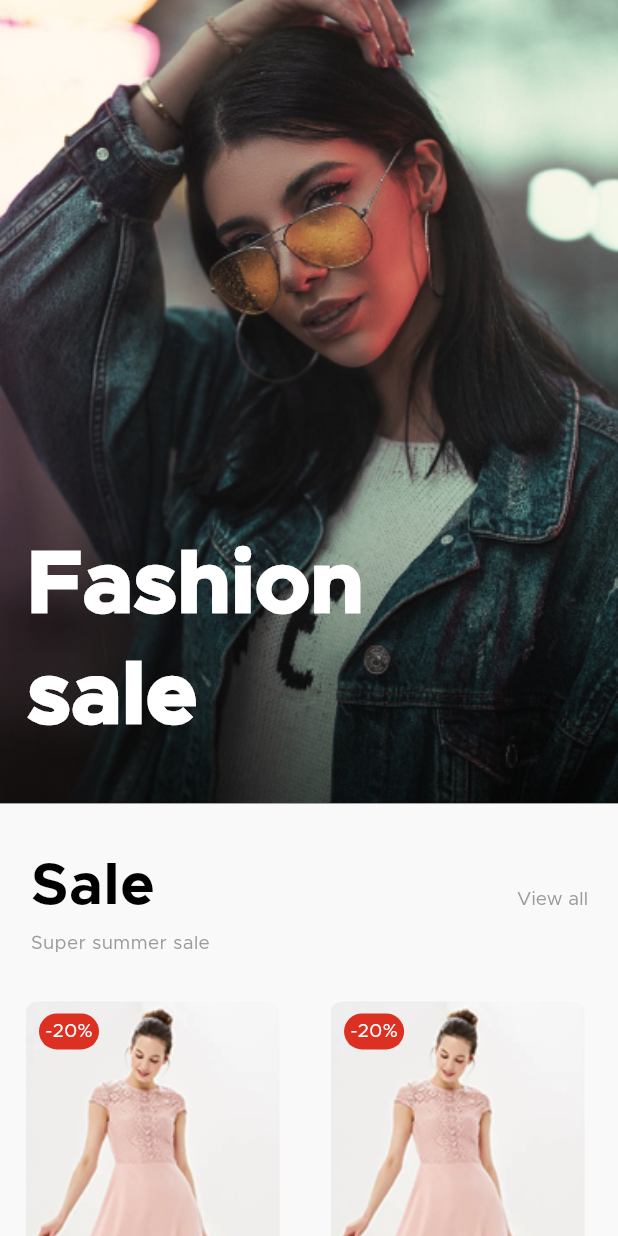
After one commit to abdelazizh17/E-Commerce-App, a Flutter app: the HomeView screen opened by its route, on a phone screen of 412 x 824 dp. The commit adds this screen. Run offline on Flutter 3.47's test engine with Material 3 defaults, Android fonts, the light colour scheme and no system bars; our stand-ins replace bloc, cloud_firestore, firebase_auth, firebase_core, flutter_bloc, flutter_screenutil and 4 more; missing offline and left inert: flutter_facebook_auth; accounts and stored records are empty.

Commit message:
- add custom divider to profile footer section - add product image container - add sale & new product card - add custom new & sale product card list view - add custom home app bar to home view body

```diff
--- a/lib/core/utils/app_assets.dart
+++ b/lib/core/utils/app_assets.dart
@@ -1,6 +1,10 @@
 // ignore_for_file: prefer_single_quotes
 class Assets {
   Assets._();
+
+  /// Assets for imagesBigBanner
+  /// assets/images/BigBanner.png
+  static const String imagesBigBanner = "assets/images/BigBanner.png";
 
   /// Assets for imagesFacebook
   /// assets/images/facebook.svg
@@ -13,4 +17,8 @@ class Assets {
   /// Assets for imagesProf1
   /// assets/images/prof1.jpg
   static const String imagesProf1 = "assets/images/prof1.jpg";
+
+  /// Assets for imagesTestsale
+  /// assets/images/testsale.png
+  static const String imagesTestsale = "assets/images/testsale.png";
 }
--- a/lib/feature/home/presentation/views/home_view.dart
+++ b/lib/feature/home/presentation/views/home_view.dart
@@ -1,13 +1,12 @@
+import 'package:e_commerce/feature/home/presentation/views/widgets/home_view_body.dart';
 import 'package:flutter/material.dart';
-import 'package:flutter/widgets.dart';
-
 class HomeView extends StatelessWidget {
   const HomeView({super.key});
 
   @override
   Widget build(BuildContext context) {
     return Scaffold(
-      body: Center(child: Text('Home'),),
+      body: HomeViewBody(),
     );
   }
 }
--- /dev/null
+++ b/lib/feature/home/presentation/views/widgets/custom_sale_product_card_list_view.dart
@@ -0,0 +1,21 @@
+import 'package:e_commerce/feature/home/presentation/views/widgets/sale_product_card.dart';
+import 'package:flutter/widgets.dart';
+
+class CustomSaleProductCardListView extends StatelessWidget {
+  const CustomSaleProductCardListView({super.key});
+
+  @override
+  Widget build(BuildContext context) {
+    return SizedBox(
+      height: MediaQuery.of(context).size.height * 0.43,
+      child: ListView.builder(
+        scrollDirection: Axis.horizontal,
+        itemCount: 10,
+        itemBuilder: (context, index) => Padding(
+          padding: const EdgeInsets.only(left: 17, right: 17, top: 22),
+          child: SaleProductCard(),
+        ),
+      ),
+    );
+  }
+}
--- /dev/null
+++ b/lib/feature/home/presentation/views/widgets/header_tile.dart
@@ -0,0 +1,30 @@
+import 'package:e_commerce/core/utils/app_styles.dart';
+import 'package:flutter/material.dart';
+import 'package:flutter_screenutil/flutter_screenutil.dart';
+
+class HeaderTile extends StatelessWidget {
+  const HeaderTile({super.key, required this.title, required this.subtitle, this.onPressed});
+  final String title, subtitle;
+  final void Function()? onPressed;
+  @override
+  Widget build(BuildContext context) {
+    return ListTile(
+      contentPadding: EdgeInsets.only(left: 18.sp, right: 8),
+      title: Text(
+        title,
+        style: AppStyles.styleBold34(context),
+      ),
+      subtitle: Text(
+        subtitle,
+        style: AppStyles.styleRegularGrey11(),
+      ),
+      trailing: TextButton(
+        onPressed: onPressed,
+        child: Text(
+          'View all',
+          style: AppStyles.styleRegularGrey11(),
+        ),
+      ),
+    );
+  }
+}
--- /dev/null
+++ b/lib/feature/home/presentation/views/widgets/home_view_body.dart
@@ -0,0 +1,41 @@
+import 'package:e_commerce/feature/home/presentation/views/widgets/custom_home_app_bar.dart';
+import 'package:e_commerce/feature/home/presentation/views/widgets/custom_new_product_card_list_view.dart';
+import 'package:e_commerce/feature/home/presentation/views/widgets/custom_sale_product_card_list_view.dart';
+import 'package:e_commerce/feature/home/presentation/views/widgets/header_tile.dart';
+import 'package:flutter/material.dart';
+
+class HomeViewBody extends StatelessWidget {
+  const HomeViewBody({super.key});
+
+  @override
+  Widget build(BuildContext context) {
+    return CustomScrollView(
+      slivers: [
+        CustomHomeSliverAppBar(),
+        SliverToBoxAdapter(
+          child: SizedBox(
+            height: 18,
+          ),
+        ),
+        SliverToBoxAdapter(
+          child: HeaderTile(
+            title: 'Sale',
+            subtitle: 'Super summer sale',
+          ),
+        ),
+        SliverToBoxAdapter(
+          child: CustomSaleProductCardListView(),
+        ),
+        SliverToBoxAdapter(
+          child: HeaderTile(
+            title: 'New',
+            subtitle: 'You’ve never seen it before!',
+          ),
+        ),
+        SliverToBoxAdapter(
+          child: CustomNewProductCardListView(),
+        ),
+      ],
+    );
+  }
+}
--- /dev/null
+++ b/lib/feature/home/presentation/views/widgets/product_image_container.dart
@@ -0,0 +1,80 @@
+import 'package:e_commerce/core/utils/app_assets.dart';
+import 'package:e_commerce/core/utils/app_colors.dart';
+import 'package:e_commerce/core/utils/app_styles.dart';
+import 'package:flutter/widgets.dart';
+import 'package:flutter_screenutil/flutter_screenutil.dart';
+import 'package:lucide_icons/lucide_icons.dart';
+
+class ProductImageContainer extends StatelessWidget {
+  const ProductImageContainer({super.key, required this.isSale});
+  final bool isSale;
+  @override
+  Widget build(BuildContext context) {
+    return Stack(
+      clipBehavior: Clip.none,
+      children: [
+        Container(
+          width: 148.w,
+          height: 184.h,
+          decoration: ShapeDecoration(
+            image: DecorationImage(
+              fit: BoxFit.fill,
+              image: AssetImage(
+                Assets.imagesTestsale,
+              ),
+            ),
+            shape:
+                RoundedRectangleBorder(borderRadius: BorderRadius.circular(8)),
+          ),
+        ),
+        Positioned(
+          left: 9,
+          top: 8,
+          child: Container(
+            width: 40,
+            height: 24,
+            decoration: ShapeDecoration(
+              color: isSale ?  AppColors.primaryColor : AppColors.blackColor,
+              shape: RoundedRectangleBorder(
+                borderRadius: BorderRadius.circular(29),
+              ),
+            ),
+            child: Center(
+              child: Text(
+                isSale ? '-20%' : 'NEW',
+                style: AppStyles.styleRegular11(context).copyWith(
+                  color: AppColors.whiteColor,
+                ),
+              ),
+            ),
+          ),
+        ),
+        Positioned(
+          right: 0,
+          bottom: -18,
+          child: Container(
+            width: 36,
+            height: 36,
+            decoration: ShapeDecoration(
+              color: AppColors.transparent,
+              shape: OvalBorder(),
+              shadows: [
+                BoxShadow(
+                  color: Color(0x420A0A0A),
+                  blurRadius: 8,
+                  offset: Offset(0, 1),
+                  spreadRadius: 0,
+                )
+              ],
+            ),
+            child: Icon(
+              LucideIcons.heart,
+              size: 14,
+              color: AppColors.greyColor,
+            ),
+          ),
+        ),
+      ],
+    );
+  }
+}
--- /dev/null
+++ b/lib/feature/home/presentation/views/widgets/sale_product_card.dart
@@ -0,0 +1,63 @@
+import 'package:e_commerce/core/utils/app_colors.dart';
+import 'package:e_commerce/core/utils/app_styles.dart';
+import 'package:e_commerce/feature/home/presentation/views/widgets/product_image_container.dart';
+import 'package:flutter/material.dart';
+
+class SaleProductCard extends StatelessWidget {
+  const SaleProductCard({super.key});
+
+  @override
+  Widget build(BuildContext context) {
+    return Column(
+      crossAxisAlignment: CrossAxisAlignment.start,
+      children: [
+        ProductImageContainer(
+          isSale: true,
+        ),
+        Padding(
+          padding: const EdgeInsets.all(8.0),
+          child: Column(
+            crossAxisAlignment: CrossAxisAlignment.start,
+            children: [
+              Row(
+                children: List.generate(
+                  5,
+                  (index) =>
+                      Icon(Icons.star, color: AppColors.yellowColor, size: 16),
+                ),
+              ),
+              SizedBox(height: 4),
+              Text(
+                "Dorothy Perkins",
+                style: AppStyles.styleRegularGrey11(),
+              ),
+              Text(
+                "Evening Dress",
+                style: AppStyles.styleRegular16(context),
+              ),
+              SizedBox(height: 4),
+              Row(
+                children: [
+                  Text(
+                    "15\$",
+                    style: AppStyles.styleMedium14().copyWith(
+                      color: AppColors.greyColor,
+                      decoration: TextDecoration.lineThrough,
+                    ),
+                  ),
+                  SizedBox(width: 6),
+                  Text(
+                    "12\$",
+                    style: AppStyles.styleMedium14().copyWith(
+                      color: AppColors.primaryColor,
+                    ),
+                  ),
+                ],
+              ),
+            ],
+          ),
+        )
+      ],
+    );
+  }
+}
```
Also changed, not shown: lib/core/utils/app_styles.dart (+9 -0 lines), lib/core/widgets/custom_divider.dart (added, +18 -0 lines), lib/feature/home/presentation/views/widgets/custom_home_app_bar.dart (added, +33 -0 lines), lib/feature/home/presentation/views/widgets/custom_new_product_card_list_view.dart (added, +21 -0 lines), lib/feature/home/presentation/views/widgets/new_product_card.dart (added, +53 -0 lines), lib/feature/profile/presentation/views/widgets/profile_footer_section.dart (+9 -25 lines), assets/images/BigBanner.png (added), assets/images/testsale.png (added), 4 other files.
